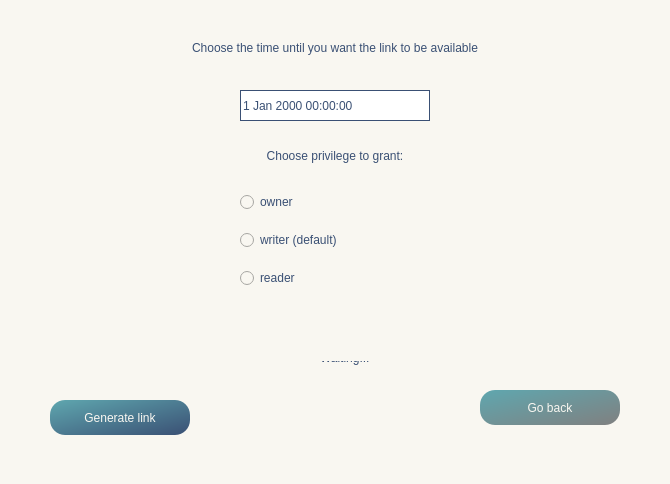
Before: the Qt Designer form GUI/SymposiumGui/activetimerlink.ui in RickZack/Symposium, drawn with Qt 5.
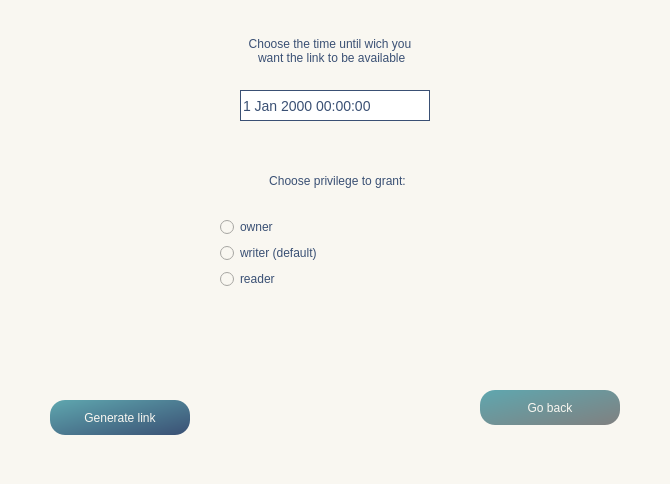
After: the same form once the commit is applied. Icons and pictures are not drawn.

```diff
--- a/GUI/SymposiumGui/activetimerlink.ui
+++ b/GUI/SymposiumGui/activetimerlink.ui
@@ -32,6 +32,7 @@
    <property name="styleSheet">
     <string notr="true">QDateTimeEdit {
 border: 1px solid;
+font-size: 14px;
 background-color:white;
 border-color: rgb(58, 80, 116);
 color: rgb(58, 80, 116);
@@ -128,13 +129,27 @@
   <widget class="QWidget" name="verticalLayoutWidget">
    <property name="geometry">
     <rect>
-     <x>240</x>
-     <y>180</y>
-     <width>151</width>
-     <height>121</height>
+     <x>220</x>
+     <y>150</y>
+     <width>235</width>
+     <height>139</height>
     </rect>
    </property>
    <layout class="QVBoxLayout" name="verticalLayout">
+    <item>
+     <widget class="QLabel" name="label">
+      <property name="styleSheet">
+       <string notr="true">font: 14pt &quot;Baskerville Old Face&quot;;
+color: rgb(58, 80, 116); </string>
+      </property>
+      <property name="text">
+       <string>Choose privilege to grant:</string>
+      </property>
+      <property name="alignment">
+       <set>Qt::AlignCenter</set>
+      </property>
+     </widget>
+    </item>
     <item>
      <widget class="QRadioButton" name="owner">
       <property name="styleSheet">
@@ -203,10 +218,10 @@
   <widget class="QLabel" name="label_2">
    <property name="geometry">
     <rect>
-     <x>110</x>
-     <y>30</y>
-     <width>450</width>
-     <height>35</height>
+     <x>30</x>
+     <y>20</y>
+     <width>600</width>
+     <height>61</height>
     </rect>
    </property>
    <property name="styleSheet">
@@ -214,7 +229,8 @@
 color: rgb(58, 80, 116);</string>
    </property>
    <property name="text">
-    <string>Choose the time until you want the link to be available</string>
+    <string>Choose the time until wich you
+ want the link to be available</string>
    </property>
    <property name="alignment">
     <set>Qt::AlignCenter</set>
@@ -226,7 +242,7 @@
      <x>40</x>
      <y>340</y>
      <width>590</width>
-     <height>21</height>
+     <height>30</height>
     </rect>
    </property>
    <property name="styleSheet">
@@ -241,26 +257,6 @@
     <set>Qt::AlignCenter</set>
    </property>
   </widget>
-  <widget class="QLabel" name="label">
-   <property name="geometry">
-    <rect>
-     <x>234</x>
-     <y>140</y>
-     <width>202</width>
-     <height>31</height>
-    </rect>
-   </property>
-   <property name="styleSheet">
-    <string notr="true">font: 12pt &quot;Baskerville Old Face&quot;;
-color: rgb(58, 80, 116); </string>
-   </property>
-   <property name="text">
-    <string>Choose privilege to grant:</string>
-   </property>
-   <property name="alignment">
-    <set>Qt::AlignCenter</set>
-   </property>
-  </widget>
  </widget>
  <resources>
   <include location="resources.qrc"/>
```
Left out of the diff: 10 changed lines with no effect on the pictures.
